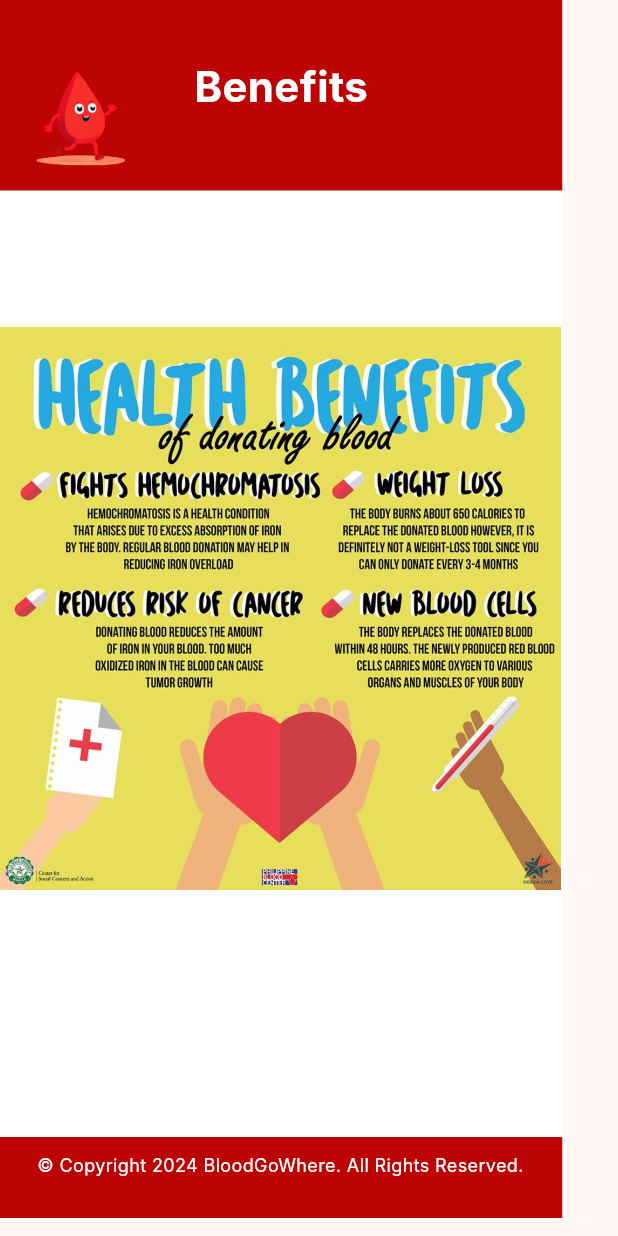
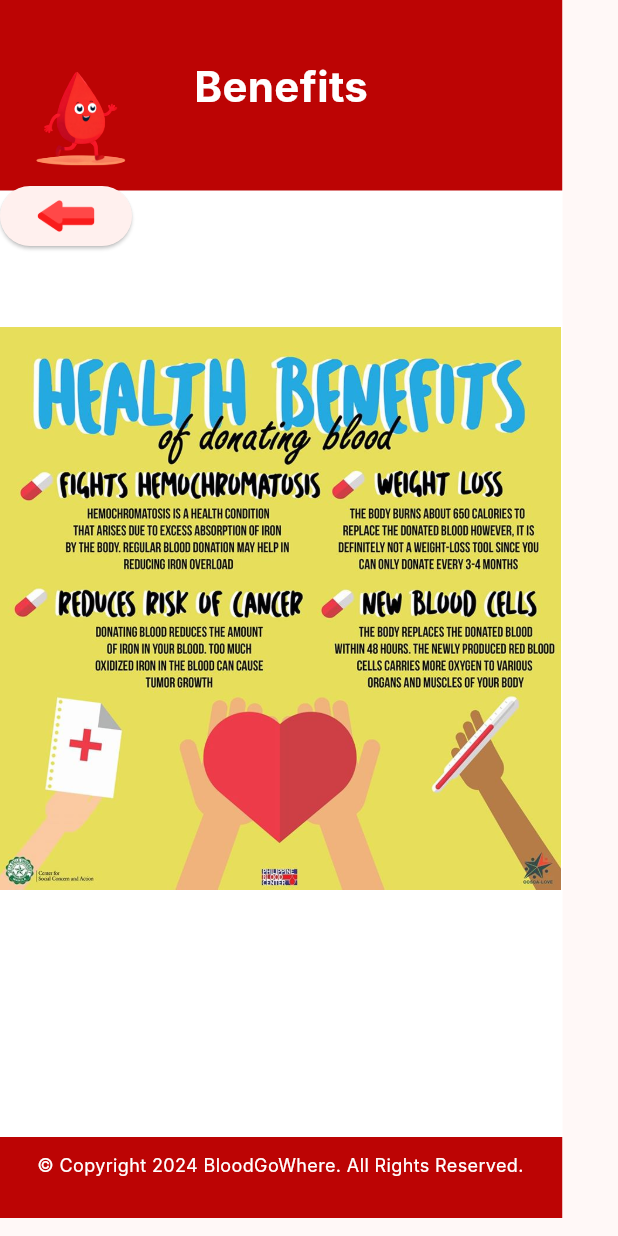
Before and after one commit to fernfern0011/bloodgowhere, a Flutter app: the ProfilePageBenefit widget shown alone on an empty page, opened directly, on a phone screen of 412 x 824 dp. Run offline on Flutter 3.47's test engine with Material 3 defaults, Android fonts, the phone set to English and light mode, and no system bars; our stand-ins replace flutter_svg; Roboto replaces fonts that are missing (Inter).

Commit message:
Added images to yaml, created back buttons for info pages

```diff
--- a/lib/benefit.dart
+++ b/lib/benefit.dart
@@ -1,5 +1,5 @@
 import 'package:flutter/material.dart';
-
+import 'info.dart';
 void main() {
   runApp(const FigmaToCodeApp());
 }
@@ -92,6 +92,7 @@ class ProfilePageBenefit extends StatelessWidget {
                           decoration: BoxDecoration(color: Color(0xFFBC0404)),
                         ),
                       ),
+
                       Positioned(
                         left: 59,
                         top: 57,
@@ -156,6 +157,21 @@ class ProfilePageBenefit extends StatelessWidget {
                 ),
               ),
               Positioned(
+                        left: 0,
+                        top: 120,
+                        child: ElevatedButton(
+                          onPressed: () {
+                            Navigator.push(
+                                context,
+                                MaterialPageRoute(
+                                    builder: (context) => InfoPage()));
+                          },
+                          child: Container(width: 40, height: 40,
+                          decoration: BoxDecoration( image:
+                          DecorationImage(image: AssetImage('assets/back button.png')))
+                          ,)
+                        )),
+              Positioned(
                 left: -1,
                 top: 218,
                 child: Container(
--- a/lib/info.dart
+++ b/lib/info.dart
@@ -20,14 +20,14 @@ class FigmaToCodeApp extends StatelessWidget {
       ),
       home: Scaffold(
         body: ListView(children: [
-          Iphone13Mini1(),
+          InfoPage(),
         ]),
       ),
     );
   }
 }
 
-class Iphone13Mini1 extends StatelessWidget {
+class InfoPage extends StatelessWidget {
   @override
   Widget build(BuildContext context) {
     return Column(
```
Also changed, not shown: lib/dietary.dart (+16 -1 lines), lib/guideline.dart (+18 -1 lines), lib/locations.dart (+16 -1 lines), pubspec.yaml (+14 -2 lines), assets/back button.png (added).
